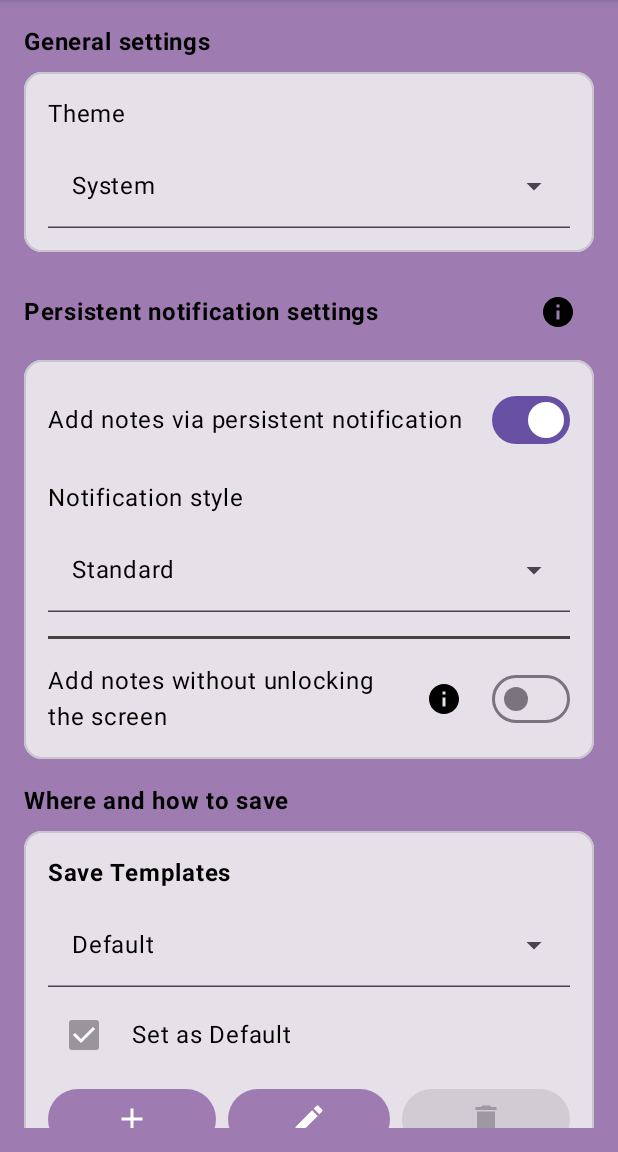
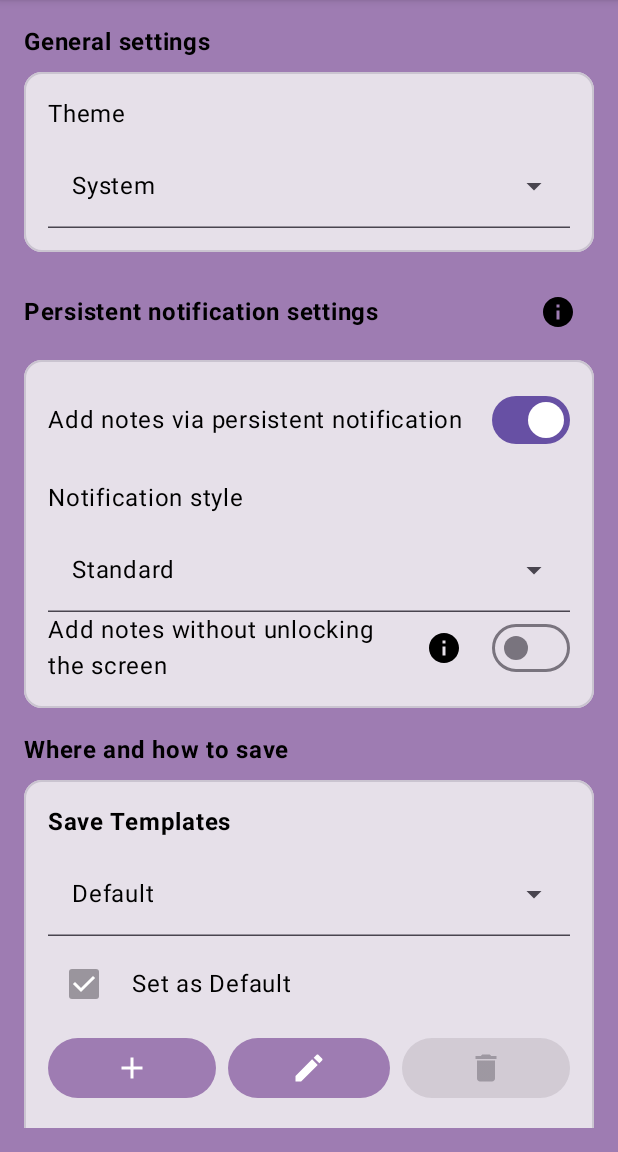
Before and after one commit to Fertion/QuickMDCapture, an Android app built with Jetpack Compose: the screen it shows after launch (MainActivity), on a phone screen of 412 x 824 dp, the part 84-1236 px from its top. Run offline under Robolectric (Android 15) with nearby library versions, the phone set to English and light mode, and no system bars; 1 statement that could not run was skipped.

Commit message:
separators and hiding unused settings

```diff
--- a/app/src/main/java/com/example/quickmdcapture/SettingsScreen.kt
+++ b/app/src/main/java/com/example/quickmdcapture/SettingsScreen.kt
@@ -238,6 +238,7 @@ fun SettingsScreen(
                 )
             }
 
+            if (isShowNotificationEnabled) {
                 Column(modifier = Modifier.fillMaxWidth()) {
                     Text(
                         text = stringResource(id = R.string.notification_style),
@@ -309,14 +310,8 @@ fun SettingsScreen(
                         }
                     }
                 }
-            // Add divider after notification style dropdown
-            Divider(
-                modifier = Modifier
-                    .fillMaxWidth()
-                    .padding(vertical = 16.dp),
-                thickness = 2.dp,
-                color = if (theme == "dark") Color.LightGray else Color.DarkGray
-            )
+
+                // Remove divider after notification style dropdown
                 Row(
                     verticalAlignment = Alignment.CenterVertically,
                     modifier = Modifier.fillMaxWidth()
@@ -340,9 +335,9 @@ fun SettingsScreen(
                             } else {
                                 settingsViewModel.updateShowOverlockScreenDialog(isChecked)
                             }
-                    },
-                    enabled = isShowNotificationEnabled
+                        }
                     )
+                }
             }
         }
     }
@@ -566,15 +561,7 @@ fun SettingsScreen(
                 )
             )
 
-            // Add divider after filename template
-            Divider(
-                modifier = Modifier
-                    .fillMaxWidth()
-                    .padding(vertical = 16.dp),
-                thickness = 2.dp,
-                color = if (theme == "dark") Color.LightGray else Color.DarkGray
-            )
-
+            // Remove divider after filename template
             // Настройка использования текста заметки в имени файла
             Row(
                 modifier = Modifier.fillMaxWidth(),
@@ -730,15 +717,7 @@ fun SettingsScreen(
                 }
             }
 
-            // Add divider after list item indent selection
-            Divider(
-                modifier = Modifier
-                    .fillMaxWidth()
-                    .padding(vertical = 16.dp),
-                thickness = 2.dp,
-                color = if (theme == "dark") Color.LightGray else Color.DarkGray
-            )
-
+            // Remove divider after list item indent selection
             Row(
                 verticalAlignment = Alignment.CenterVertically,
                 modifier = Modifier.fillMaxWidth()
@@ -759,6 +738,7 @@ fun SettingsScreen(
                 )
             }
 
+            if (isTimestampEnabled) {
                 TextField(
                     value = timestampTemplate,
                     onValueChange = {
@@ -766,12 +746,12 @@ fun SettingsScreen(
                     },
                     label = { Text(stringResource(id = R.string.timestamp_template_hint), color = textColor) },
                     modifier = Modifier.fillMaxWidth(),
-                enabled = isTimestampEnabled,
                     colors = TextFieldDefaults.textFieldColors(
                         textColor = textColor,
                         containerColor = Color.Transparent
                     )
                 )
+            }
 
             // Add divider after timestamp template
             Divider(
@@ -812,6 +792,8 @@ fun SettingsScreen(
                     }
                 )
             }
+
+            if (isDateCreatedEnabled) {
                 Spacer(modifier = Modifier.height(8.dp))
 
                 TextField(
@@ -819,7 +801,6 @@ fun SettingsScreen(
                     onValueChange = {
                         settingsViewModel.updatePropertyName(it)
                     },
-                enabled = isDateCreatedEnabled,
                     label = { Text(stringResource(id = R.string.property_name_hint), color = textColor) },
                     modifier = Modifier.fillMaxWidth(),
                     colors = TextFieldDefaults.textFieldColors(
@@ -835,7 +816,6 @@ fun SettingsScreen(
                     onValueChange = {
                         settingsViewModel.updateDateCreatedTemplate(it)
                     },
-                enabled = isDateCreatedEnabled,
                     label = { Text(stringResource(id = R.string.date_format_hint), color = textColor) },
                     modifier = Modifier.fillMaxWidth(),
                     colors = TextFieldDefaults.textFieldColors(
@@ -843,6 +823,7 @@ fun SettingsScreen(
                         containerColor = Color.Transparent
                     )
                 )
+            }
         }
     }
     Spacer(modifier = Modifier.height(16.dp))
```
Lines whose indentation alone changed are shown as unchanged.
